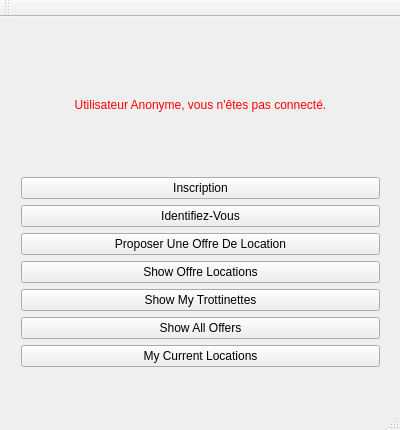
Before: the Qt Designer form mainwindow.ui in Darhal/Trottipret, drawn with Qt 5.
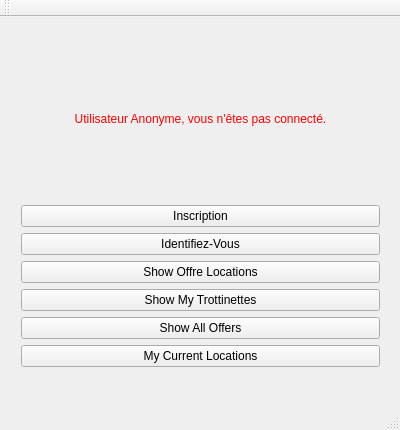
After: the same form once the commit is applied.

```diff
--- a/mainwindow.ui
+++ b/mainwindow.ui
@@ -51,13 +51,6 @@
        </property>
       </widget>
      </item>
-     <item>
-      <widget class="QPushButton" name="OffreLocationButton">
-       <property name="text">
-        <string>Proposer Une Offre De Location</string>
-       </property>
-      </widget>
-     </item>
      <item>
       <widget class="QPushButton" name="ListOffreLocButton">
        <property name="text">
```
